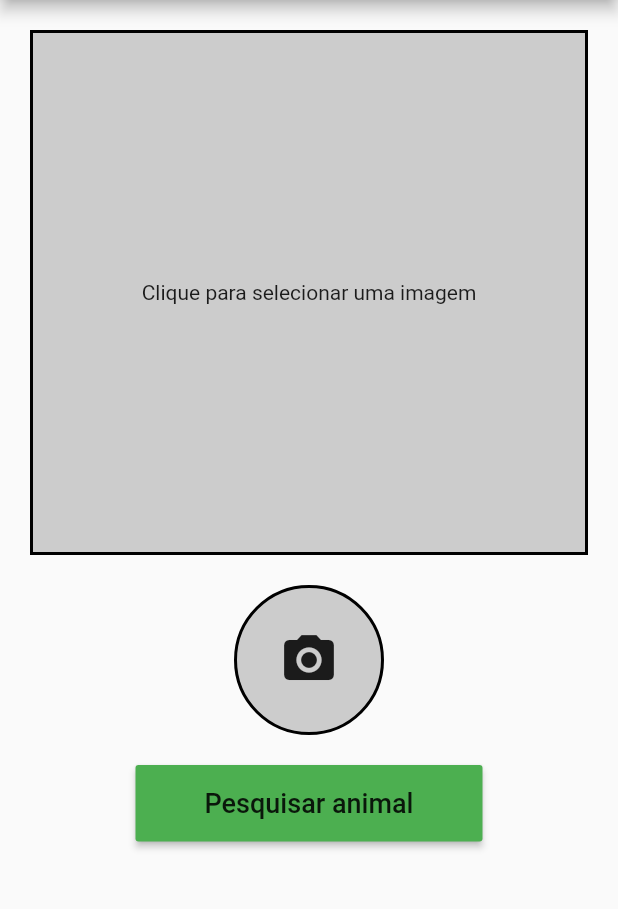
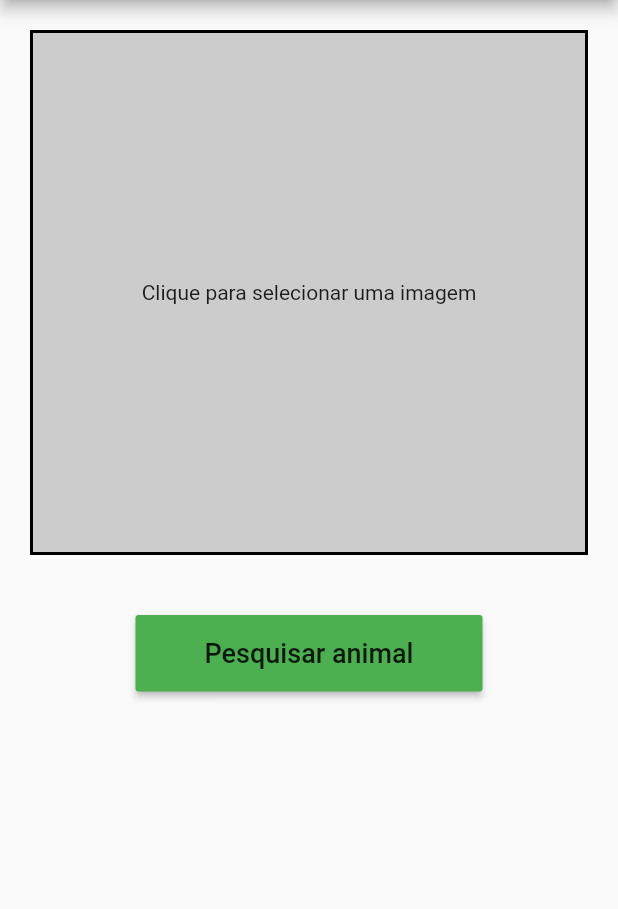
Before and after one commit to ivanknobel/poizoni, a Flutter app: the screen it shows after launch, on a phone screen of 412 x 824 dp, the part 84-993 px from its top. Run offline on Flutter 3.47's test engine with Material 2 defaults, Android fonts, the phone set to English and light mode, and no system bars; our stand-ins replace carousel_pro, cloud_firestore, firebase_auth, firebase_storage, google_maps_flutter, image_picker and 2 more; missing offline and left inert: tflite; accounts and stored records are empty.

Commit message:
removi o botão de câmera

```diff
--- a/poizoni/lib/tabs/home_tab.dart
+++ b/poizoni/lib/tabs/home_tab.dart
@@ -127,33 +127,6 @@ class _HomeTabState extends State<HomeTab> {
                 SliverToBoxAdapter(
                     child: Container(
                   alignment: Alignment.center,
-                  padding: EdgeInsets.symmetric(horizontal: 80.0),
-                  child: SizedBox(
-                    height: 100.0,
-                    child: Container(
-                      decoration: BoxDecoration(
-                        shape: BoxShape.circle,
-                        color: Color.fromARGB(255, 204, 204, 204),
-                        border: Border.all(
-                          color: Colors.black,
-                          width: 2.0,
-                        ),
-                      ),
-                      child: Center(
-                        child: IconButton(
-                          icon: Icon(Icons.photo_camera),
-                          iconSize: 40,
-                          onPressed: () {
-                            pickImage();
-                          },
-                        ),
-                      ),
-                    ),
-                  ),
-                )),
-                SliverToBoxAdapter(
-                    child: Container(
-                  alignment: Alignment.center,
                   padding: EdgeInsets.fromLTRB(40.0, 20.0, 40.0, 10.0),
                   child: RaisedButton(
                     child: Container(
```
